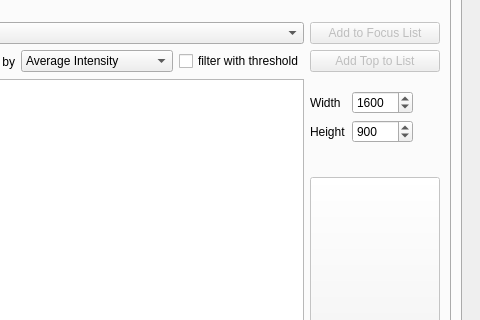
First picture: the form in utils/MetaX_GUI/MainWindow.ui, repository byemaxx/MetaX, before the edit; both pictures show x 627 to 1107 and y 139 to 459 of the 1107 by 684 pixel window.
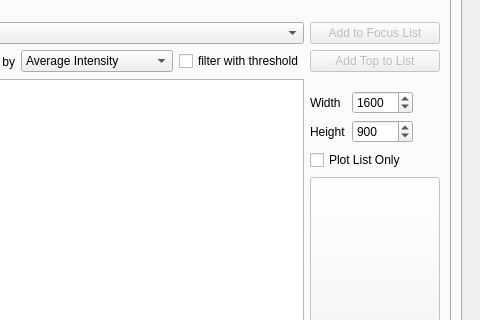
Second picture: the form after the edit. The open tabs and pages were chosen to show the change.

Commit message: modified:   utils/GUI.py     -   fix the bug when reset taxafunc, disable some buttons when the taxafunc reset     -   add a function to only plot focus list in taxafunc link network 	modified:   utils/MetaX_GUI/Ui_MainWindow.py     add a button of "plot focus list only" in taxafunc link network 	modified:   utils/taxaFuncPloter/network_plot.py     -   add a parameter : plot_list_only 	modified:   utils/version.py     -   update to 1.68.0

The edit to the form file:
```diff
--- a/utils/MetaX_GUI/MainWindow.ui
+++ b/utils/MetaX_GUI/MainWindow.ui
@@ -3894,6 +3894,13 @@
                   </property>
                  </widget>
                 </item>
+                <item row="11" column="9" colspan="2">
+                 <widget class="QCheckBox" name="checkBox_tf_link_net_plot_list_only">
+                  <property name="text">
+                   <string>Plot List Only</string>
+                  </property>
+                 </widget>
+                </item>
                </layout>
               </widget>
               <widget class="QWidget" name="tab_8">
```
The commit also changes 4 other files.
